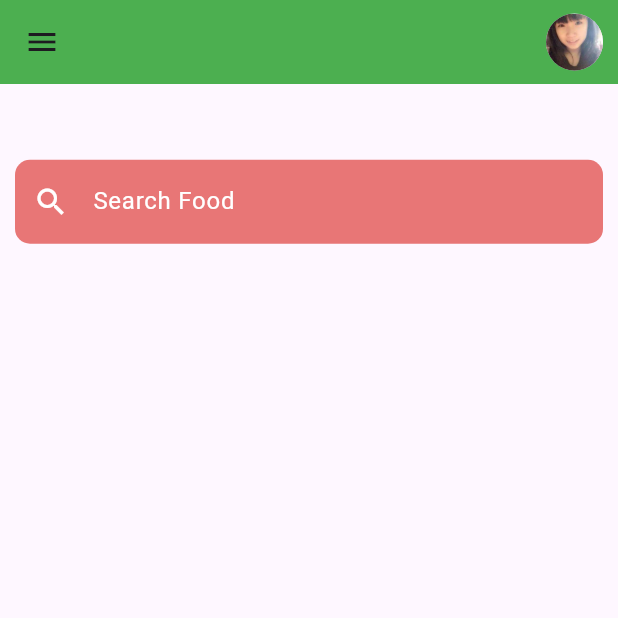
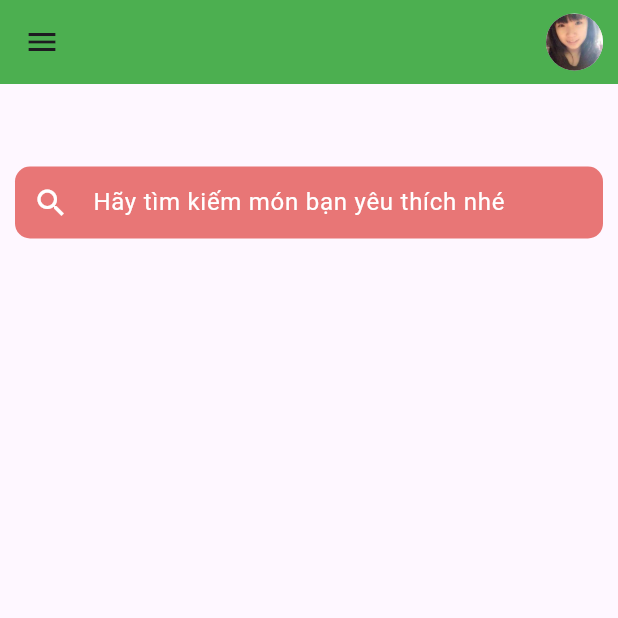
Before and after one commit to khanh2104/Kani-Food, a Flutter app: the screen it shows once a user with an empty profile is signed in, on a phone screen of 412 x 824 dp, the top half of it. Run offline on Flutter 3.47's test engine with Material 3 defaults, Android fonts, the phone set to English and light mode, and no system bars; our stand-ins replace cloud_firestore, firebase_auth, firebase_core; missing offline and left inert: flutter_emoji; accounts and stored records are empty.

Commit message:
make chekout

```diff
--- a/lib/modle/food_categories_modle.dart
+++ b/lib/modle/food_categories_modle.dart
@@ -2,6 +2,7 @@ class FoodCategoriesModle {
   final String image;
   final String name;
   final int price;
+   final String describle;
   FoodCategoriesModle(
-      {required this.image, required this.name, required this.price});
+      {required this.image, required this.name, required this.price, required this.describle});
 }
--- a/lib/modle/food_single_modle.dart
+++ b/lib/modle/food_single_modle.dart
@@ -2,5 +2,6 @@ class SingleModle {
   final String image;
   final String name;
   final int price;
-  SingleModle({required this.image, required this.name,required this.price});
+  final String describle;
+  SingleModle({required this.image, required this.name,required this.price,required this.describle});
 }
--- a/lib/scrren/categories.dart
+++ b/lib/scrren/categories.dart
@@ -39,6 +39,7 @@ class Categories extends StatelessWidget {
                           image: e.image,
                           name: e.name,
                           price: e.price,
+                          describle: e.describle,
                         ),
                       ),
                     );
@@ -47,6 +48,7 @@ class Categories extends StatelessWidget {
                     image: e.image,
                     name: e.name,
                     price: e.price,
+                    describle: e.describle,
                   ),
                 ),
               )
--- a/lib/scrren/home_page.dart
+++ b/lib/scrren/home_page.dart
@@ -18,6 +18,7 @@ class HomePage extends StatefulWidget {
 class HomePageState extends State<HomePage> {
   List<CategoriesModle> milkTeaList = [];
   List<CategoriesModle> fruitjuiceList = [];
+  List<CategoriesModle> spaghettiList = [];
   List<CategoriesModle> otherList = [];
   List<CategoriesModle> streetFoodList = [];
   List<SingleModle> streetFoodSingleList = [];
@@ -87,6 +88,15 @@ class HomePageState extends State<HomePage> {
     );
   }
 
+  Widget spaghettiCategoriesComponent() {
+    return Row(
+      children: spaghettiList
+          .map((e) =>
+              categoriesContainer(image: e.image, name: e.name, onTap: () {}))
+          .toList(),
+    );
+  }
+
   Widget streetfoodCategoriesComponent() {
     return Row(
       children: streetFoodList
@@ -125,6 +135,8 @@ class HomePageState extends State<HomePage> {
     provider.getOtherCategories();
     otherList = provider.throwOtherList;
 
+    provider.getSpaghettiCategories();
+    spaghettiList = provider.throwSpaghetti;
     //===================================Single =================================
     provider.getSingle();
     streetFoodSingleList = provider.throwStreetFoodSingleList;
@@ -192,7 +204,8 @@ class HomePageState extends State<HomePage> {
             Column(mainAxisAlignment: MainAxisAlignment.spaceEvenly, children: [
           TextField(
             decoration: InputDecoration(
-              hintText: "Search Food",
+              contentPadding: EdgeInsets.symmetric(vertical: 10),
+              hintText: "Hãy tìm kiếm món bạn yêu thích nhé ",
               hintStyle: TextStyle(color: Colors.white),
               prefixIcon: Icon(
                 Icons.search,
@@ -201,6 +214,7 @@ class HomePageState extends State<HomePage> {
               filled: true,
               fillColor: Color.fromARGB(255, 232, 118, 118),
               border: OutlineInputBorder(
+
                   borderSide: BorderSide.none,
                   borderRadius: BorderRadius.circular(10)),
             ),
@@ -212,57 +226,46 @@ class HomePageState extends State<HomePage> {
                 milkteaCategoriesComponent(),
                 fruitjuiceCategoriesComponent(),
                 streetfoodCategoriesComponent(),
+                spaghettiCategoriesComponent(),
                 otherCategoriesComponent()
               ],
             ),
           ),
+          // SizedBox(height: 20,),
           Container(
-            height: 510,
-            child: GridView.count(
-                shrinkWrap: false,
-                primary: false,
-                crossAxisCount: 2,
-                childAspectRatio: 0.8,
-                crossAxisSpacing: 20,
-                mainAxisSpacing: 20,
-                children: streetFoodSingleList
-                    .map(
-                      (e) => GestureDetector(
+            height: 500,
+            child: ListView.separated(
+              itemCount: streetFoodSingleList.length,
+              itemBuilder: (context, index) {
+                final item = streetFoodSingleList[index];
+                return GestureDetector(
                   onTap: () {
-                          Navigator.of(context).pushReplacement(
+                    Navigator.of(context).push(
                       MaterialPageRoute(
                         builder: (context) => DetailPage(
-                                image: e.image,
-                                name: e.name,
-                                price: e.price,
+                          image: item.image,
+                          name: item.name,
+                          price: item.price,
+                          describle: item.describle,
                         ),
                       ),
                     );
                   },
                   child: Bottomcontainer(
-                          image: e.image,
-                          name: e.name,
-                          price: e.price,
+                    image: item.image,
+                    name: item.name,
+                    price: item.price,
+                    describle: item.describle,
                   ),
-                      ),
-                    )
-                    .toList()
-                // children: [
-                // bottomContainer(
-                //     image: 'images/trasua.jpg',
-                //     name: 'trà sữa trân châu đen',
-                //     price: 123),
-                // bottomContainer(
-                //     image: 'images/banhtrang.jpg',
-                //     name: 'bánh tráng trộn ab',
-                //     price: 123),
-                // bottomContainer(
-                //     image: 'images/trasua.jpg', name: 'trà sữa', price: 123),
-                // bottomContainer(
-                //     image: 'images/banhtrang.jpg',
-                //     name: 'bánh tráng',
-                //     price: 123),
-                // ],
+                );
+              },
+              separatorBuilder: (BuildContext context, int index) {
+                return Divider(
+                  color: Colors.grey,
+                  thickness: 1.0,
+                );
+              },
+
             ),
           ),
         ]),
--- a/lib/scrren/login_page.dart
+++ b/lib/scrren/login_page.dart
@@ -84,7 +84,7 @@ class _LoginState extends State<LoginPage> {
       width: 200,
       child: ElevatedButton(
         style: ElevatedButton.styleFrom(
-          primary: color,
+          backgroundColor: color,
           side: BorderSide(color: Colors.green, width: 2),
           shape: RoundedRectangleBorder(
             borderRadius: BorderRadius.circular(30),
--- a/lib/scrren/signup_page.dart
+++ b/lib/scrren/signup_page.dart
@@ -109,7 +109,7 @@ class _SignUpState extends State<SignUpPage> {
       width: 140,
       child: ElevatedButton(
         style: ElevatedButton.styleFrom(
-          primary: color,
+          backgroundColor: color,
           side: BorderSide(color: Colors.green, width: 2),
           shape: RoundedRectangleBorder(
             borderRadius: BorderRadius.circular(30),
--- a/lib/scrren/welcome_page.dart
+++ b/lib/scrren/welcome_page.dart
@@ -15,7 +15,7 @@ class WelcomePage extends StatelessWidget {
       width: 300,
       child: ElevatedButton(
         style: ElevatedButton.styleFrom(
-          primary: color,
+          backgroundColor: color,
           side: BorderSide(color: Colors.green, width: 2),
           shape: RoundedRectangleBorder(
             borderRadius: BorderRadius.circular(30),
--- a/pubspec.yaml
+++ b/pubspec.yaml
@@ -42,6 +42,7 @@ dependencies:
   firebase_core: ^2.24.2
   provider: ^6.1.1
   photo_view: ^0.14.0
+  firebase_database: ^10.5.5
 dev_dependencies:
   flutter_test:
     sdk: flutter
```
Also changed, not shown: lib/modle/checkout_modle.dart (added, +25 -0 lines), lib/provider/my_provider.dart (+65 -3 lines), lib/scrren/cart_page.dart (+60 -6 lines), lib/scrren/detail_page.dart (+28 -15 lines), lib/scrren/widget/bottom_container.dart (+26 -22 lines), pubspec.lock, 1 other file. Lines whose indentation alone changed are shown as unchanged.
